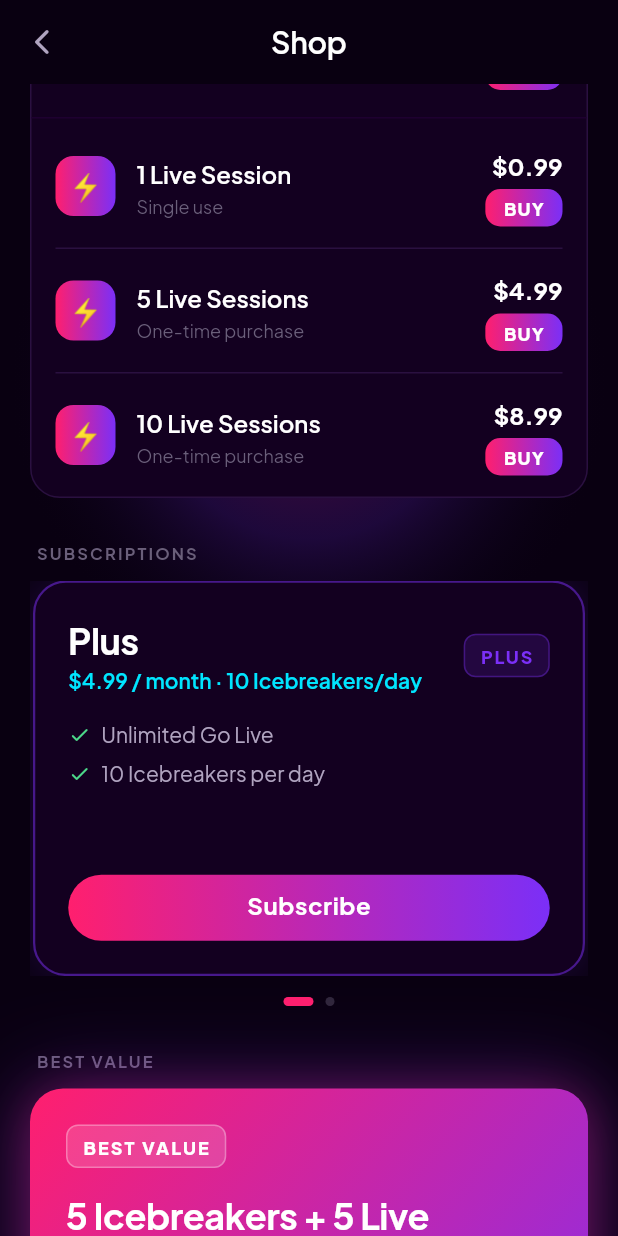
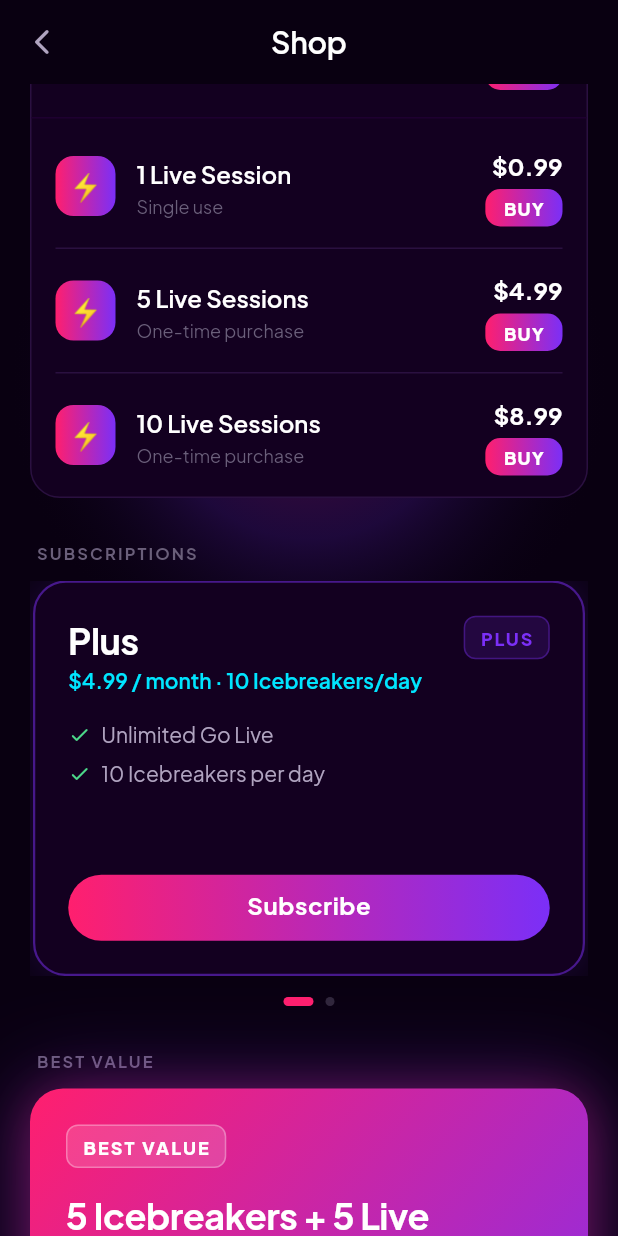
Before and after one commit to icebreakersupport-lab/icebreaker, a Flutter app: the ShopScreen screen opened by its route, scrolled down 576 dp, on a phone screen of 412 x 824 dp. Run offline on Flutter 3.47's test engine with Material 3 defaults, Android fonts, the phone set to English and light mode, and no system bars; our stand-ins replace camera, go_router, image_picker.

Commit message:
fix: Shop overflow + brighter/larger AppBar logo
Shop — all overflow sources fixed:
  _EarnCard dots row
    • Wrapped "N ads required" label in Flexible + ellipsis overflow so
      the row never exceeds the card width on narrow phones
  _PlusPlanCard / _GoldPlanCard header rows
    • Wrapped left title+subtitle Column in Expanded — prevents badge
      pill from being pushed off-screen when subtitle text is wide
    • Removed Spacer (replaced by Expanded); added SizedBox(width:8)
      gap before badge for consistent spacing
    • crossAxisAlignment: CrossAxisAlignment.start keeps badge top-aligned
  _Feature
    • Wrapped text in Expanded + ellipsis — prevents "Priority in Explore
      carousel" overflowing on narrow subscription cards
  Carousel height
    • Min clamp 210 → 244 dp — Gold has 3 feature rows; 210 was too
      short to fit header + 3 features + CTA + padding(22) without overflow

IcebreakerLogo — ambientGlow alpha boost
  • pink multiplier:   0.28 → 0.45
  • purple multiplier: 0.16 → 0.30
  These apply only when ambientGlow > 0 (AppBar usage), making the
  permanent glow noticeably more vivid without touching live-state logic.

Home AppBar logo
  • size: 38 → 42  (slightly larger, stays within leading slot)
  • ambientGlow: 1.0 unchanged

Co-Authored-By: Claude Sonnet 4.6 <noreply@anthropic.com>

```diff
--- a/lib/features/home/screens/home_screen.dart
+++ b/lib/features/home/screens/home_screen.dart
@@ -111,7 +111,7 @@ class _HomeScreenState extends State<HomeScreen> {
         padding: const EdgeInsets.only(left: 10),
         child: Center(
           child: IcebreakerLogo(
-            size: 38,
+            size: 42,
             showGlow: session.isLive,
             ambientGlow: 1.0,
           ),
--- a/lib/features/shop/screens/shop_screen.dart
+++ b/lib/features/shop/screens/shop_screen.dart
@@ -329,11 +329,14 @@ class _EarnCard extends StatelessWidget {
                   ),
                 ],
                 const SizedBox(width: 6),
-                Text(
+                Flexible(
+                  child: Text(
                     '$adsRequired ads required',
                     style: AppTextStyles.caption.copyWith(
                       color: AppColors.textMuted,
                       fontSize: 10,
+                    ),
+                    overflow: TextOverflow.ellipsis,
                   ),
                 ),
               ],
@@ -547,7 +550,7 @@ class _SubscriptionCarouselState extends State<_SubscriptionCarousel> {
   @override
   Widget build(BuildContext context) {
     final carouselH = (MediaQuery.of(context).size.height * 0.32)
-        .clamp(210.0, 280.0);
+        .clamp(244.0, 290.0);
     return Column(
       children: [
         SizedBox(
@@ -628,8 +631,10 @@ class _PlusPlanCard extends StatelessWidget {
         children: [
           // Header row
           Row(
+            crossAxisAlignment: CrossAxisAlignment.start,
             children: [
-              Column(
+              Expanded(
+                child: Column(
                   crossAxisAlignment: CrossAxisAlignment.start,
                   children: [
                     Text('Plus', style: AppTextStyles.h2),
@@ -643,7 +648,8 @@ class _PlusPlanCard extends StatelessWidget {
                     ),
                   ],
                 ),
-              const Spacer(),
+              ),
+              const SizedBox(width: 8),
               Container(
                 padding: const EdgeInsets.symmetric(
                     horizontal: 10, vertical: 5),
@@ -733,8 +739,10 @@ class _GoldPlanCard extends StatelessWidget {
         children: [
           // Header row
           Row(
+            crossAxisAlignment: CrossAxisAlignment.start,
             children: [
-              Column(
+              Expanded(
+                child: Column(
                   crossAxisAlignment: CrossAxisAlignment.start,
                   children: [
                     Text('Gold', style: AppTextStyles.h2),
@@ -748,7 +756,8 @@ class _GoldPlanCard extends StatelessWidget {
                     ),
                   ],
                 ),
-              const Spacer(),
+              ),
+              const SizedBox(width: 8),
               Container(
                 padding: const EdgeInsets.symmetric(
                     horizontal: 10, vertical: 5),
@@ -835,12 +844,15 @@ class _Feature extends StatelessWidget {
               : AppColors.success,
         ),
         const SizedBox(width: 7),
-        Text(
+        Expanded(
+          child: Text(
             text,
             style: AppTextStyles.bodyS.copyWith(
               color: bright
                   ? Colors.white.withValues(alpha: 0.85)
                   : AppColors.textSecondary,
+            ),
+            overflow: TextOverflow.ellipsis,
           ),
         ),
       ],
--- a/lib/shared/widgets/icebreaker_logo.dart
+++ b/lib/shared/widgets/icebreaker_logo.dart
@@ -121,9 +121,9 @@ class _IcebreakerLogoState extends State<IcebreakerLogo>
                 gradient: RadialGradient(
                   colors: [
                     AppColors.brandPink
-                        .withValues(alpha: widget.ambientGlow * 0.28),
+                        .withValues(alpha: widget.ambientGlow * 0.45),
                     AppColors.brandPurple
-                        .withValues(alpha: widget.ambientGlow * 0.16),
+                        .withValues(alpha: widget.ambientGlow * 0.30),
                     Colors.transparent,
                   ],
                   stops: const [0.0, 0.55, 1.0],
```
Lines whose indentation alone changed are shown as unchanged.
